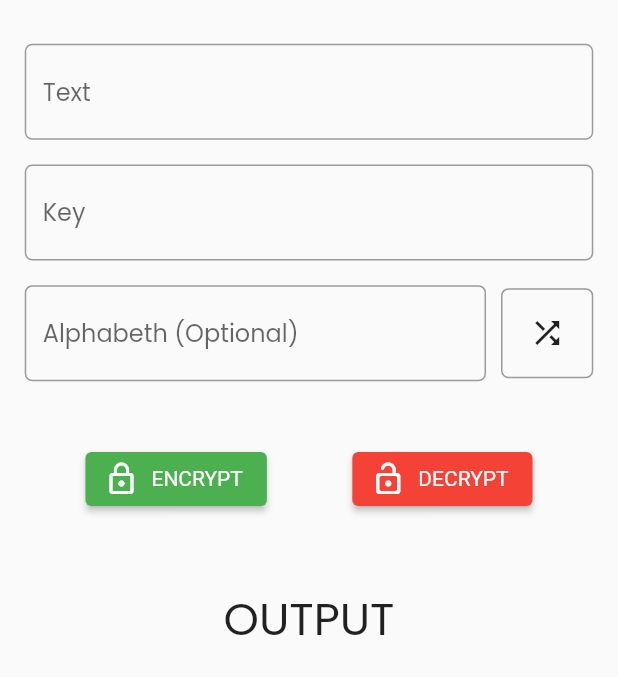
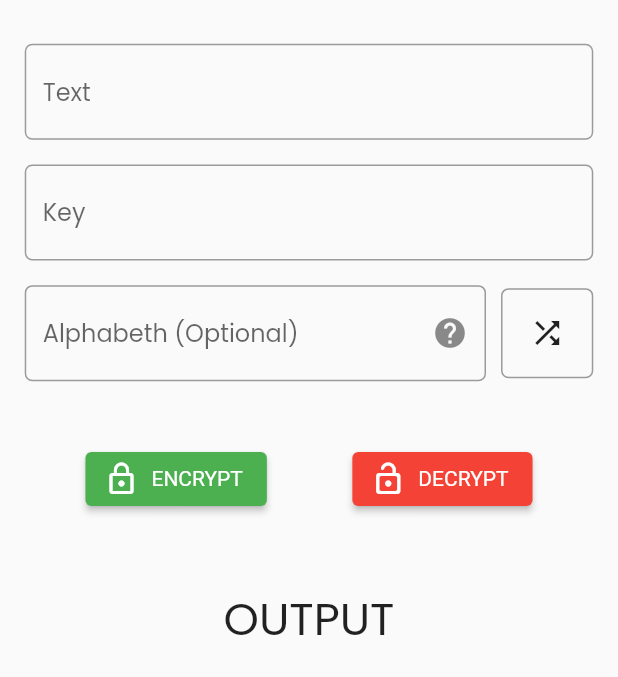
Before and after one commit to gojalifs/vigenere, a Flutter app: the Screen screen opened directly, on a phone screen of 412 x 824 dp, the part 65-742 px from its top. Run offline on Flutter 3.47's test engine with Material 2 defaults, Android fonts, the light colour scheme and no system bars; our stand-ins replace fluttertoast.

```diff
--- a/lib/screen.dart
+++ b/lib/screen.dart
@@ -38,6 +38,8 @@ class _ScreenState extends State<Screen> {
   bool fullVigenere = false;
   List<int> randomAlphabeth = [];
   String fromRandom = '';
+  String message =
+      'Jika anda menginginkan untuk membuat vigenere cipher dengan tipe Full Vigenere Cipher, maka anda bisa bengisi kotak alfabet ini, anda juga bisa generate alfabet secara random';
 
   void generateAlphabeth() {
     randomAlphabeth.clear();
@@ -136,13 +138,23 @@ class _ScreenState extends State<Screen> {
                                 return null;
                               }
                             },
-                            decoration: const InputDecoration(
-                                border: OutlineInputBorder(
-                                  borderRadius: BorderRadius.all(
-                                    Radius.circular(5.0),
-                                  ),
+                            decoration: InputDecoration(
+                              border: OutlineInputBorder(
+                                borderRadius: BorderRadius.all(
+                                  Radius.circular(5.0),
                                 ),
-                                hintText: 'Alphabeth (Optional)'),
+                              ),
+                              hintText: 'Alphabeth (Optional)',
+                              suffixIcon: Tooltip(
+                                message: message,
+                                padding: EdgeInsets.all(10),
+                                textStyle: TextStyle(
+                                    fontSize: 12, color: Colors.white),
+                                margin: EdgeInsets.symmetric(horizontal: 100),
+                                child: Icon(Icons.help),
+                                triggerMode: TooltipTriggerMode.tap,
+                              ),
+                            ),
                           ),
                         ),
                         const SizedBox(
```
Also changed, not shown: lib/about.dart (+31 -14 lines).
